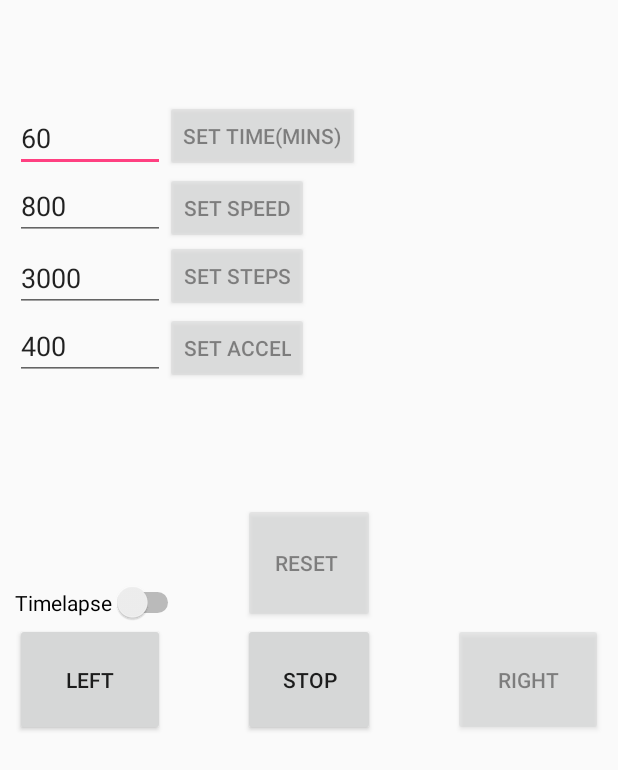
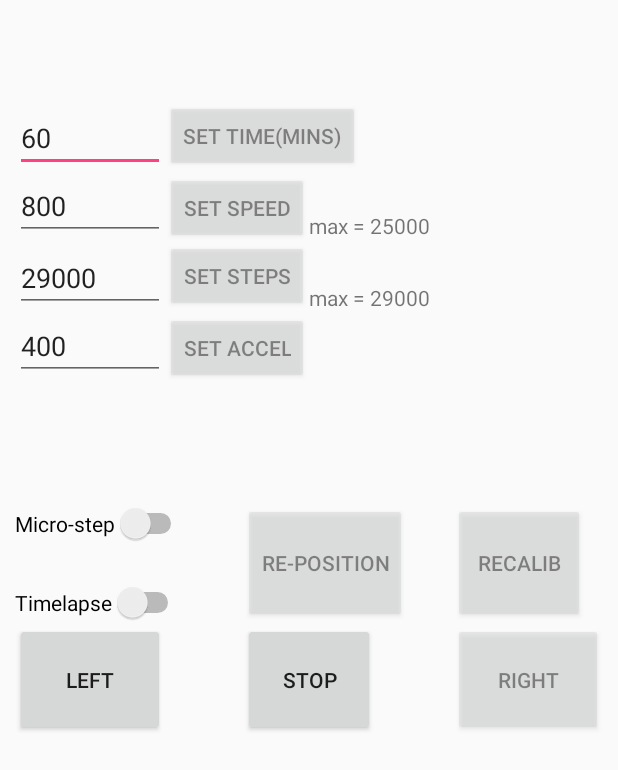
Before and after one commit to HanYangZhao/CameraSlider, an Android app: the screen it shows after launch (MainActivity), after a tap on "LEFT", on a phone screen of 412 x 824 dp. Shown: the top 770 px of the screen. Run offline under Robolectric (Android 15) with nearby library versions, the phone set to English and light mode, and no system bars; network calls fail; 1 statement that could not run was skipped.

Commit message:
fixed timelapse , added recalibration button

```diff
--- a/Code/CameraSliderApp/app/src/main/java/bobthesheep/cameraslider/MainActivity.java
+++ b/Code/CameraSliderApp/app/src/main/java/bobthesheep/cameraslider/MainActivity.java
@@ -11,6 +11,7 @@ import android.text.format.Formatter;
 import android.util.Log;
 import android.view.View;
 import android.widget.Button;
+import android.widget.CompoundButton;
 import android.widget.EditText;
 import android.widget.Switch;
 
@@ -33,8 +34,8 @@ public class MainActivity extends Activity implements View.OnClickListener {
     public final static String PREF_IP = "PREF_IP_ADDRESS";
     public final static String PREF_PORT = "PREF_PORT_NUMBER";
     // declare buttons and text inputs
-    private Button button_moveLeft,button_moveRight, button_setSpeed, button_stop , button_reset , button_setSteps , button_setTime , button_setAccel;
-    Switch timelapse_switch;
+    private Button button_moveLeft,button_moveRight, button_setSpeed, button_stop , button_reset , button_setSteps , button_setTime , button_setAccel , button_recalibrate;
+    Switch switch_timelapse , switch_microstep;
     private EditText editTextIPAddress, editTextPortNumber;
     // shared preferences objects used to save the IP address and port so that the user doesn't have to
     // type them next time he/she opens the app.
@@ -60,7 +61,9 @@ public class MainActivity extends Activity implements View.OnClickListener {
         button_setTime = (Button) findViewById(R.id.button_setTime);
         button_setSteps = (Button) findViewById(R.id.button_setSteps);
         button_setAccel = (Button) findViewById(R.id.button_setAccel);
-        timelapse_switch = (Switch) findViewById(R.id.switch_timelapse);
+        button_recalibrate = (Button) findViewById(R.id.button_recalibrate);
+        switch_timelapse = (Switch) findViewById(R.id.switch_timelapse);
+        switch_microstep = (Switch) findViewById(R.id.switch_microstep);
         final WifiManager manager = (WifiManager) super.getSystemService(WIFI_SERVICE);
         final DhcpInfo dhcp = manager.getDhcpInfo();
         address = Formatter.formatIpAddress(dhcp.gateway);
@@ -90,8 +93,20 @@ public class MainActivity extends Activity implements View.OnClickListener {
         button_setSteps.setOnClickListener(this);
         button_setTime.setOnClickListener(this);
         button_setAccel.setOnClickListener(this);
+        button_reset.setOnClickListener(this);
+        button_recalibrate.setOnClickListener(this);
 
+        switch_timelapse.setOnCheckedChangeListener(new CompoundButton.OnCheckedChangeListener() {
+            public void onCheckedChanged(CompoundButton buttonView, boolean isChecked) {
+                if(isChecked){
+                    disableButtonsForTimelapse();
+                }
+                else{
+                    enableAllButtons();
+                }
 
+            }
+        });
     }
 
     protected void handleException(Exception e) {
@@ -130,7 +145,7 @@ public class MainActivity extends Activity implements View.OnClickListener {
             parameterName = "accel";
         }
         else if (view.getId() == button_moveRight.getId()){
-            if(timelapse_switch.isChecked()){
+            if(switch_timelapse.isChecked()){
                 parameterName = "timelapse_right";
             }
             else{
@@ -141,7 +156,7 @@ public class MainActivity extends Activity implements View.OnClickListener {
 
         }
         else if (view.getId() == button_moveLeft.getId()){
-            if(timelapse_switch.isChecked()){
+            if(switch_timelapse.isChecked()){
                 parameterName =  "timelapse_left";
             }
             else{
@@ -156,7 +171,12 @@ public class MainActivity extends Activity implements View.OnClickListener {
             parameterName = "reset_pos";
             enableAllButtons();
         }
-        else if(view.getId() == button_stop.getId()){
+
+        else if (view.getId() == button_recalibrate.getId()){
+            parameterValue = "0";
+            parameterName = "recalibrate";
+        }
+        else if (view.getId() == button_stop.getId()){
             parameterValue = "0";
             parameterName = "stop";
             enableAllButtons();
@@ -186,11 +206,24 @@ public class MainActivity extends Activity implements View.OnClickListener {
         button_setSteps.setClickable(false);
         button_setSpeed.setClickable(false);
         button_reset.setClickable(false);
+        button_recalibrate.setClickable(false);
         button_setAccel.setAlpha(.5f);
         button_setTime.setAlpha(.5f);
         button_setSteps.setAlpha(.5f);
         button_setSpeed.setAlpha(.5f);
         button_reset.setAlpha(.5f);
+        button_recalibrate.setAlpha(.5f);
+
+    }
+
+    public void disableButtonsForTimelapse(){
+        button_setAccel.setClickable(false);
+        button_setSteps.setClickable(false);
+        button_setSpeed.setClickable(false);
+
+        button_setAccel.setAlpha(.5f);
+        button_setSteps.setAlpha(.5f);
+        button_setSpeed.setAlpha(.5f);
 
     }
 
@@ -203,6 +236,7 @@ public class MainActivity extends Activity implements View.OnClickListener {
         button_moveLeft.setClickable(true);
         button_moveRight.setClickable(true);
         button_reset.setClickable(true);
+        button_recalibrate.setClickable(true);
         button_setAccel.setAlpha(1);
         button_setTime.setAlpha(1);
         button_setSteps.setAlpha(1);
@@ -210,6 +244,7 @@ public class MainActivity extends Activity implements View.OnClickListener {
         button_moveLeft.setAlpha(1);
         button_moveRight.setAlpha(1);
         button_reset.setAlpha(1);
+        button_recalibrate.setAlpha(1);
 
     }
     /**
--- a/Code/CameraSliderApp/app/src/main/res/layout/activity_main.xml
+++ b/Code/CameraSliderApp/app/src/main/res/layout/activity_main.xml
@@ -36,7 +36,7 @@
         <EditText
             android:layout_width="100dp"
             android:layout_height="wrap_content"
-            android:inputType="number"
+            android:inputType="numberDecimal"
             android:ems="10"
             android:id="@+id/field_motorSpeed"
             android:layout_marginTop="99dp"
@@ -68,7 +68,7 @@
         <Button
             android:layout_width="wrap_content"
             android:layout_height="80dp"
-            android:text="Reset "
+            android:text="Re-Position"
             android:id="@+id/button_reset"
             android:layout_above="@+id/button_stop"
             android:layout_alignLeft="@+id/button_stop"
@@ -84,7 +84,7 @@
             android:layout_alignLeft="@+id/field_motorSpeed"
             android:layout_alignStart="@+id/field_motorSpeed"
             android:autoText="false"
-            android:text="3000" />
+            android:text="29000" />
 
         <Button
             style="?android:attr/buttonStyleSmall"
@@ -148,5 +148,44 @@
             android:layout_toStartOf="@+id/button_setAccel"
             android:text="400" />
 
+        <Switch
+            android:layout_width="wrap_content"
+            android:layout_height="wrap_content"
+            android:text="Micro-step"
+            android:id="@+id/switch_microstep"
+            android:checked="false"
+            android:layout_alignTop="@+id/button_reset"
+            android:layout_alignLeft="@+id/switch_timelapse"
+            android:layout_alignStart="@+id/switch_timelapse" />
+
+        <Button
+            android:layout_width="wrap_content"
+            android:layout_height="80dp"
+            android:text="Recalib"
+            android:id="@+id/button_recalibrate"
+            android:layout_alignTop="@+id/button_reset"
+            android:layout_alignLeft="@+id/button_moveRight"
+            android:layout_alignStart="@+id/button_moveRight" />
+
+        <TextView
+            android:layout_width="wrap_content"
+            android:layout_height="wrap_content"
+            android:textAppearance="?android:attr/textAppearanceSmall"
+            android:text="max = 25000"
+            android:id="@+id/textView"
+            android:layout_above="@+id/button_setSteps"
+            android:layout_alignLeft="@+id/textView2"
+            android:layout_alignStart="@+id/textView2" />
+
+        <TextView
+            android:layout_width="wrap_content"
+            android:layout_height="wrap_content"
+            android:textAppearance="?android:attr/textAppearanceSmall"
+            android:text="max = 29000"
+            android:id="@+id/textView2"
+            android:layout_alignBottom="@+id/button_setSteps"
+            android:layout_toRightOf="@+id/button_setAccel"
+            android:layout_toEndOf="@+id/button_setAccel" />
+
     </RelativeLayout>
 </ScrollView>
```
Also changed, not shown: 1 other file.
